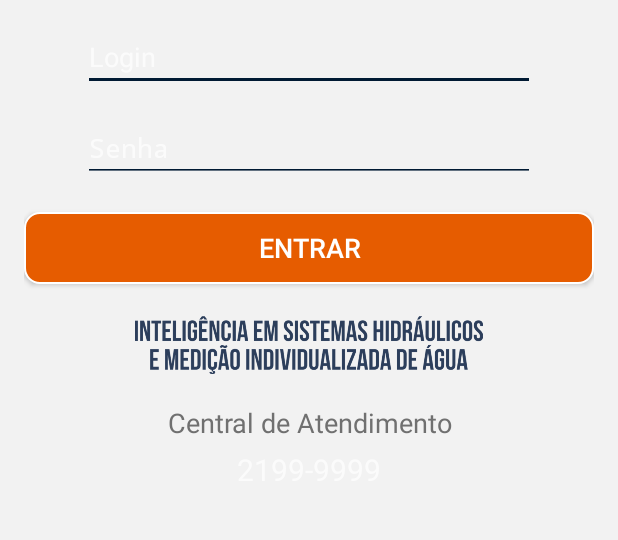
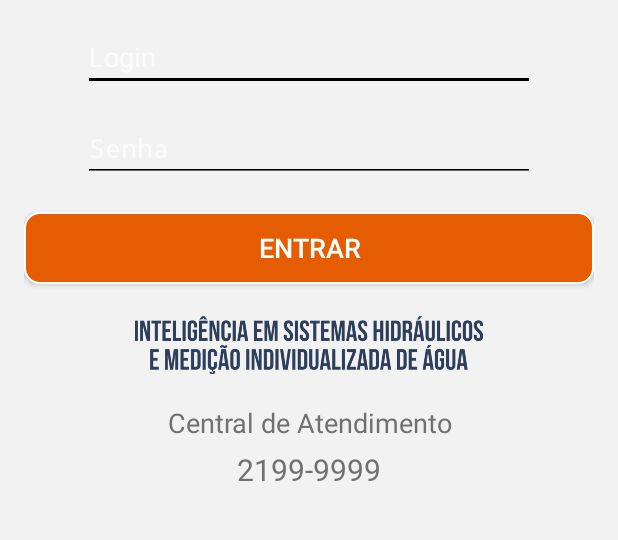
Before and after one commit to apphidroluz/AppHidroluzMedicao, an Android app: the screen it shows after launch (MainActivity), on a phone screen of 412 x 824 dp, the part 163-703 px from its top. Run offline under Robolectric (Android 15) with nearby library versions, the phone set to English and light mode, and no system bars; libraries missing offline, so code that uses them is left out: com.ontbee.legacyforks.

Commit message:
notificação

```diff
--- a/app/src/main/java/com/example/comercial_medicao/androidnovo/HomeActivity.java
+++ b/app/src/main/java/com/example/comercial_medicao/androidnovo/HomeActivity.java
@@ -111,7 +111,6 @@ public class HomeActivity extends AppCompatActivity {
                         HomeActivity.this,
                         Tela_erro.class);
                 startActivity(it);
-                Log.e("erro", "deu ruim");
 
             }else{
 
--- a/app/src/main/res/layout/activity_main.xml
+++ b/app/src/main/res/layout/activity_main.xml
@@ -36,7 +36,8 @@ tools:context="com.example.comercial_medicao.androidnovo.MainActivity">
     android:ems="10"
     android:hint="@string/DigUsu"
     android:layout_marginTop="15dp"
-    android:backgroundTint="@color/fonte"
+    android:textColor="@color/fonte"
+    android:backgroundTint="#ff000000"
     >
 
     <requestFocus />
@@ -51,7 +52,8 @@ tools:context="com.example.comercial_medicao.androidnovo.MainActivity">
     android:hint="@string/DigSen"
     android:inputType="textPassword"
     android:layout_marginTop="15dp"
-    android:backgroundTint="@color/fonte"
+    android:textColor="@color/fonte"
+    android:backgroundTint="#ff000000"
     />
 
 <Button
@@ -96,7 +98,8 @@ tools:context="com.example.comercial_medicao.androidnovo.MainActivity">
     android:linksClickable="true"
     android:textSize="20dp"
     android:text="2199-9999"
-    android:textColorLink="@color/cinza_d"
+    android:textColor="@color/cinza_d"
+    android:textColorLink="#ff000000"
     />
 
 
```
Also changed, not shown: app/src/main/java/com/example/comercial_medicao/androidnovo/NotificationService.java (+7 -0 lines).
